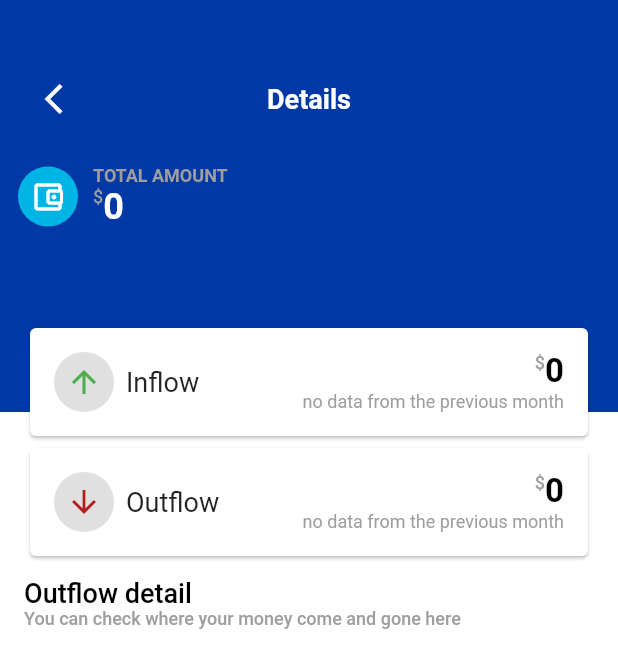
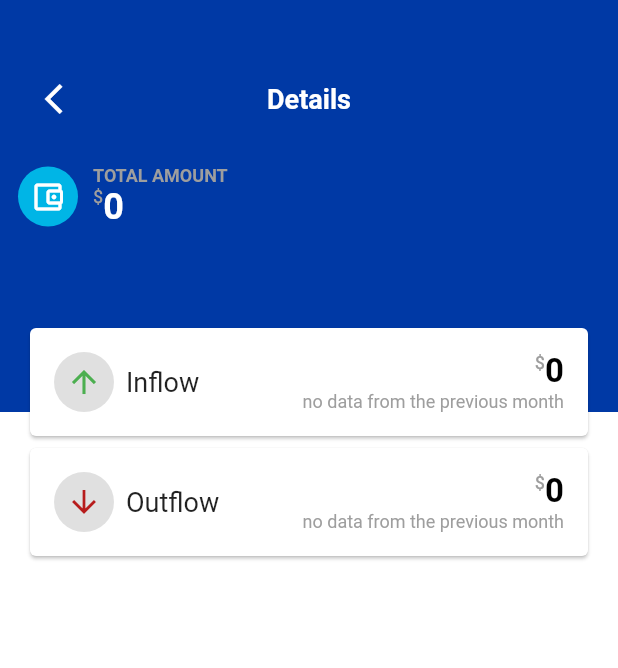
Before and after one commit to Ilgz/cash_manager, a Flutter app: the screen it shows after launch, after a tap on "View detail", on a phone screen of 412 x 824 dp. Shown: the top 668 px of the screen. Run offline on Flutter 3.47's test engine with Material 2 defaults, Android fonts, the light colour scheme and no system bars; our stand-ins replace bloc, dartz, flutter_bloc, flutter_localization, flutter_speed_dial, freezed_annotation and 4 more; accounts and stored records are empty.

Commit message:
fix: show detail charts only when data is not empty

```diff
--- a/lib/main.dart
+++ b/lib/main.dart
@@ -16,5 +16,7 @@ void main() async {
   WidgetsFlutterBinding.ensureInitialized();
   await configureInjection(Environment.prod);
   runApp(const AppWidget());
-
+  List<String> pupils=[];
+  final a=pupils.map((e) => e+"Hei").toList();
+print(a);
 }
--- a/lib/presentation/detail/detail_page.dart
+++ b/lib/presentation/detail/detail_page.dart
@@ -165,6 +165,23 @@ class DetailPage extends StatelessWidget {
                   FlowCard(
                     isInflow: false,
                   ),
+
+                  BlocBuilder<TransactionWatcherCubit, TransactionWatcherState>(
+                    builder: (context, state) {
+                      return state.maybeMap(
+                          loadSuccess: (state) {
+                            List<Expense> expenseList = [];
+                            for (Either<Expense, Income> item
+                                in state.transactionData) {
+                              if (item is Left<Expense, Income>) {
+                                expenseList.add(item.value);
+                              }
+                            }
+                            final top4Categories =
+                                getTop4Categories(expenseList);
+                            return top4Categories.isEmpty?SizedBox():Column(
+                              crossAxisAlignment: CrossAxisAlignment.start,
+                              children: [
                                 SizedBox(
                                   height: 10,
                                 ),
@@ -185,28 +202,12 @@ class DetailPage extends StatelessWidget {
                                 SizedBox(
                                   height: 10,
                                 ),
-                  BlocBuilder<TransactionWatcherCubit, TransactionWatcherState>(
-                    builder: (context, state) {
-                      return state.maybeMap(
-                          loadSuccess: (state) {
-                            List<Expense> expenseList = [];
-                            for (Either<Expense, Income> item
-                                in state.transactionData) {
-                              if (item is Left<Expense, Income>) {
-                                expenseList.add(item.value);
-                              }
-                            }
-                            final top4Categories =
-                                getTop4Categories(expenseList);
-                            return Column(
-                              children: [
-                                // HorizontalExpenseChart(
-                                //     values: top4Categories.values.toList(),
-                                //     colors: top4Categories.keys
-                                //         .map((category) => category.color)
-                                //         .toList()),
+                                HorizontalExpenseChart(
+                                    values: top4Categories.values.toList(),
+                                    colors: top4Categories.keys
+                                        .map((category) => category.color)
+                                        .toList()),
                                 SizedBox(height: 10,),
-
                                 Row(children: [
                                   CategoryExpenseStat(index:0,length:top4Categories.length,top4Categories: top4Categories),
                                   CategoryExpenseStat(index:1,length:top4Categories.length,top4Categories: top4Categories)
--- a/lib/presentation/detail/widgets/horizontal_expense_chart.dart
+++ b/lib/presentation/detail/widgets/horizontal_expense_chart.dart
@@ -6,6 +6,9 @@ class HorizontalExpenseChart extends StatelessWidget {
   const HorizontalExpenseChart({super.key, required this.values, required this.colors});
   @override
   Widget build(BuildContext context) {
+    if(values.isEmpty){
+      return SizedBox();
+    }else{
     int total = values.reduce((a, b) => a + b);
     return Row(
       children: values.asMap().entries.map((entry) {
@@ -40,5 +43,7 @@ class HorizontalExpenseChart extends StatelessWidget {
         );
       }).toList(),
     );
+    }
+
   }
 }
```
Lines whose indentation alone changed are shown as unchanged.
